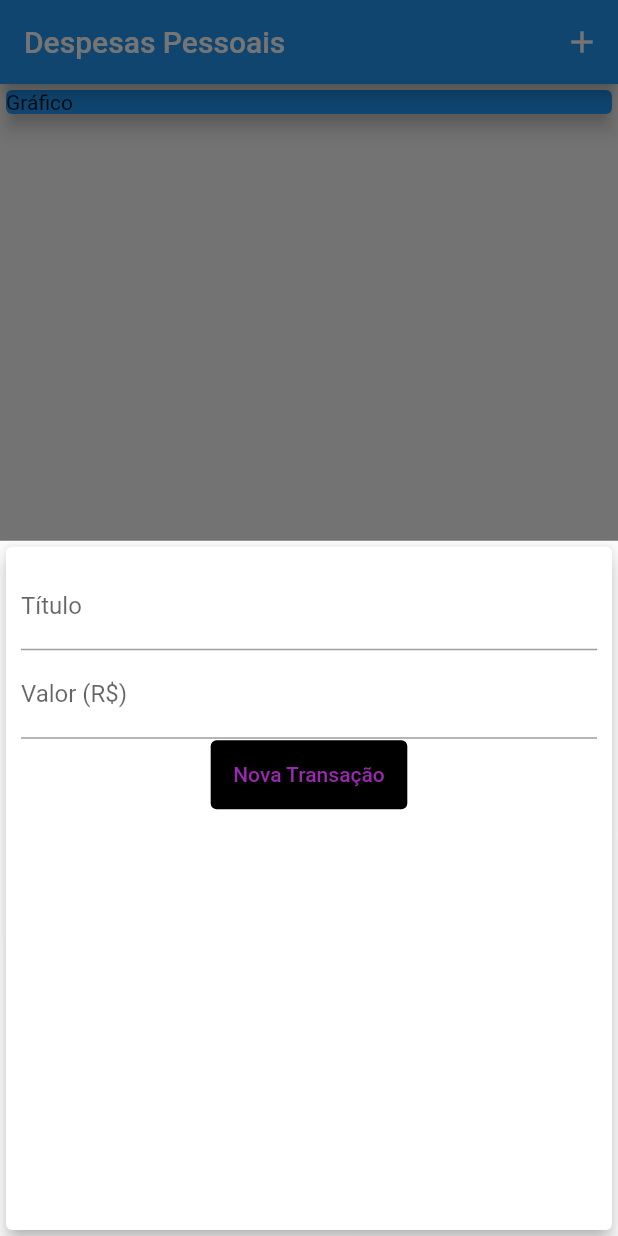
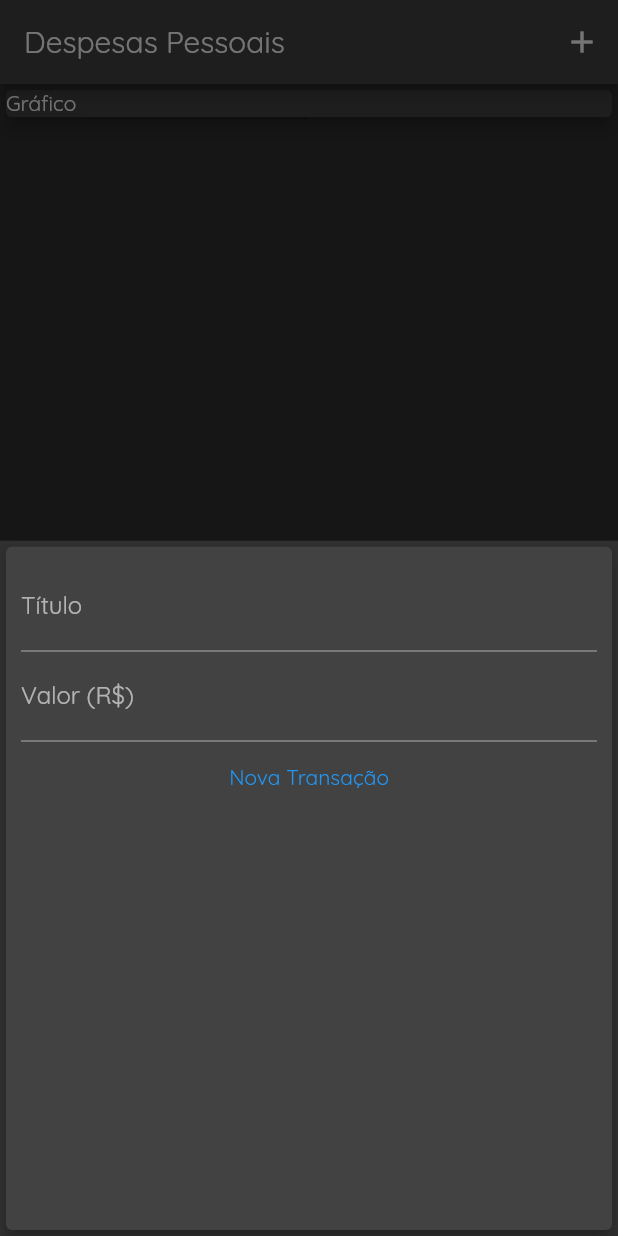
Before and after one commit to LeonardoCG12/Expenses, a Flutter app: the screen it shows after launch, after a tap on the "add" icon, on a phone screen of 412 x 824 dp. Run offline on Flutter 3.47's test engine with Material 2 defaults, Android fonts, the phone set to English and light mode, and no system bars.

Commit message:
Adicionado tema escuro e fontes ao app

```diff
--- a/lib/components/transaction_form.dart
+++ b/lib/components/transaction_form.dart
@@ -57,11 +57,11 @@
               child: const Text(
                 'Nova Transação',
                 style: TextStyle(
-                  color: Colors.purple,
-                ),
+                    // color: Colors.purple,
+                    ),
               ),
               style: TextButton.styleFrom(
-                backgroundColor: Colors.black,
+                // backgroundColor: Colors.black,
                 padding: const EdgeInsets.all(15),
               ),
             ),
--- a/lib/components/transaction_list.dart
+++ b/lib/components/transaction_list.dart
@@ -31,17 +31,17 @@
                   ),
                   decoration: BoxDecoration(
                     border: Border.all(
-                      color: Colors.purple,
+                      // color: Colors.purple,
                       width: 2,
                     ),
                   ),
                   padding: const EdgeInsets.all(10),
                   child: Text(
-                    'R\$ ${tr.value.toStringAsFixed(2)}',
+                    'R\$${tr.value.toStringAsFixed(2)}',
                     style: const TextStyle(
                       fontSize: 20,
                       fontWeight: FontWeight.bold,
-                      color: Colors.purple,
+                      // color: Colors.purple,
                     ),
                   ),
                 ),
@@ -58,8 +58,8 @@
                     Text(
                       DateFormat('HH:mm d/MM/y').format(tr.date),
                       style: const TextStyle(
-                        color: Colors.grey,
-                      ),
+                          // color: Colors.grey,
+                          ),
                     ),
                   ],
                 ),
--- a/lib/main.dart
+++ b/lib/main.dart
@@ -14,9 +14,28 @@
 
   @override
   Widget build(BuildContext context) {
-    return const MaterialApp(
+    return MaterialApp(
       debugShowCheckedModeBanner: false,
-      home: HomePage(),
+      // theme: ThemeData(
+      //   primarySwatch: Colors.blueGrey,
+      //   appBarTheme: const AppBarTheme(
+      //     color: Color(0xFF125E75),
+      //   ),
+      //   colorScheme: ColorScheme.fromSwatch().copyWith(
+      //     secondary: const Color(0xFF125E75),
+      //   ),
+      // ),
+      theme: ThemeData.dark().copyWith(
+        textTheme: ThemeData.dark().textTheme.apply(
+              fontFamily: 'Quicksand',
+            ),
+        appBarTheme: Theme.of(context).appBarTheme.copyWith(
+              toolbarTextStyle: Theme.of(context).textTheme.headline6?.apply(
+                    fontFamily: 'OpenSans',
+                  ),
+            ),
+      ),
+      home: const HomePage(),
     );
   }
 }
--- a/lib/screens/home_page.dart
+++ b/lib/screens/home_page.dart
@@ -60,7 +60,7 @@
           crossAxisAlignment: CrossAxisAlignment.stretch,
           children: [
             const Card(
-              color: Colors.blue,
+              // color: Colors.blue,
               child: Text('Gráfico'),
               elevation: 5,
             ),
```
Also changed, not shown: pubspec.yaml (+11 -6 lines), assets/fonts/OpenSans-Bold.ttf (added), assets/fonts/OpenSans-Regular.ttf (added), assets/fonts/Quicksand-Bold.ttf (added), assets/fonts/Quicksand-Light.ttf (added), assets/fonts/Quicksand-Medium.ttf (added), assets/fonts/Quicksand-Regular.ttf (added).
